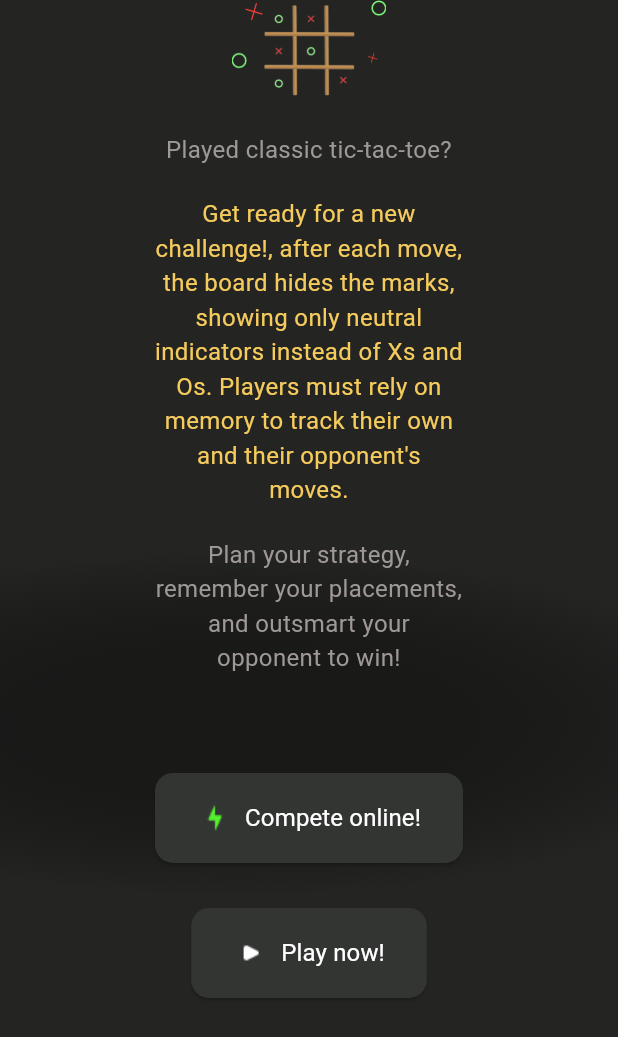
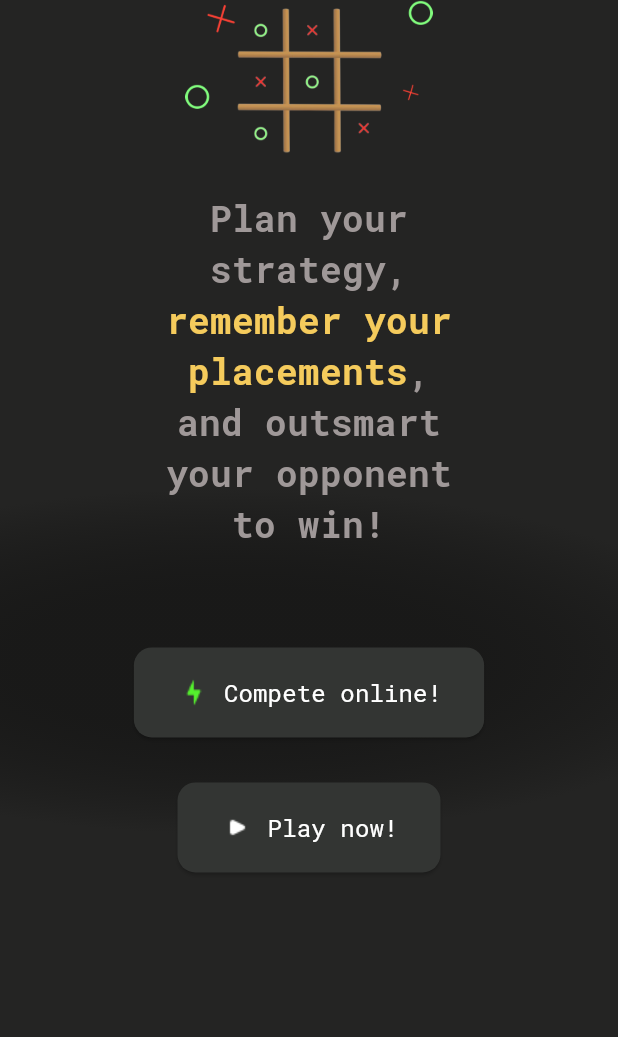
Before and after one commit to UnHired-Coder/BlindsPlay, a Flutter app: the HomePage screen opened directly, on a phone screen of 412 x 824 dp. Shown: the top 1037 px of the screen. Run offline on Flutter 3.47's test engine with Material 3 defaults, Android fonts, the phone set to English and light mode, and no system bars; our stand-ins replace audioplayers, equatable, flutter_bloc; Roboto replaces fonts that are missing (Itim).

Commit message:
Fonts Setup

```diff
--- a/lib/config/constants.dart
+++ b/lib/config/constants.dart
@@ -7,4 +7,6 @@ class AppConstants {
   static const int delayToHide = 500;
   static const int waitingToStartTime = 1;
   static const int refreshPlaceholdersDuration = 3;
+
+  static const String fontFamily1 = "RobotoMono";
 }
--- a/lib/presentation/ui/sections/game_rules_section.dart
+++ b/lib/presentation/ui/sections/game_rules_section.dart
@@ -1,44 +1,43 @@
-import 'package:blindsplay/config/screen_size.dart';
 import 'package:flutter/cupertino.dart';
 
 import '../../../config/colors.dart';
 import '../../../config/text_styles.dart';
 
 Widget GameRulesSection() {
+  return LayoutBuilder(builder: (context, constraints) {
     return Row(
       mainAxisSize: MainAxisSize.min,
       children: [
         Container(
+          width: constraints.maxWidth / 2,
           padding: const EdgeInsets.symmetric(vertical: 5),
-          width: ScreenSize.screenWidth / 2,
           child: Column(
             children: [
-              Text(
-                "Played classic tic-tac-toe?",
+              Text.rich(
+                TextSpan(
+                  text: "Plan your strategy, ",
+                  style: AppTextStyles.heading3
+                      .copyWith(color: const Color(0xFF9F9898)),
+                  children: [
+                    TextSpan(
+                      text: "remember your placements",
+                      style: AppTextStyles.heading3
+                          .copyWith(color: AppColors.accent),
+                    ),
+                    TextSpan(
+                      text: ", and outsmart your opponent to win!",
+                      style: AppTextStyles.heading3
+                          .copyWith(color: const Color(0xFF9F9898)),
+                    ),
+                  ],
+                ),
                 textAlign: TextAlign.center,
-                style: AppTextStyles.bodyText
-                    .copyWith(color: const Color(0xFF9F9898)),
                 softWrap: true,
               ),
-              const SizedBox(height: 20),
-              Text(
-                "Get ready for a new challenge!, after each move, the board hides the marks, showing only neutral indicators"
-                    " instead of Xs and Os. Players must rely on memory to track their own and their opponent's moves.",
-                textAlign: TextAlign.center,
-                style: AppTextStyles.bodyText
-                    .copyWith(color: AppColors.accent),
-                softWrap: true,
+            ],
           ),
-              const SizedBox(height: 20),
-              Text(
-                "Plan your strategy, remember your placements, and outsmart your opponent to win!",
-                textAlign: TextAlign.center,
-                style: AppTextStyles.bodyText
-                    .copyWith(color: const Color(0xFF9F9898)),
-                softWrap: true,
-              )
-            ],
-          )),
+        ),
       ],
     );
+  });
 }
--- a/lib/presentation/ui/sections/home_screen_banner.dart
+++ b/lib/presentation/ui/sections/home_screen_banner.dart
@@ -2,14 +2,16 @@ import 'package:blindsplay/config/screen_size.dart';
 import 'package:flutter/material.dart';
 
 Widget HomeScreenBanner() {
+  return LayoutBuilder(builder: (context, constraints) {
     return Row(
       mainAxisSize: MainAxisSize.max,
       mainAxisAlignment: MainAxisAlignment.center,
       children: [
         Image(
           image: const AssetImage('assets/tic_tac_toe_anim.png'),
-        width: ScreenSize.screenWidth / 4,
+          width: constraints.maxWidth / 2.5,
         ),
       ],
     );
+  });
 }
--- a/lib/presentation/ui/widgets/base_cta_ui.dart
+++ b/lib/presentation/ui/widgets/base_cta_ui.dart
@@ -10,6 +10,6 @@ Widget BaseCtaUi({
   return RoundedCornerButton(
     text: text,                 // Use the passed text
     icon: AssetImage(icon),     // Convert the string to AssetImage
-    onPressed: onTap,           // Use the passed onTap function
+    onPressed: onTap, // Use the passed onTap function
   );
 }
--- a/lib/presentation/ui/widgets/gameboard/active_game_board.dart
+++ b/lib/presentation/ui/widgets/gameboard/active_game_board.dart
@@ -1,6 +1,4 @@
-import 'package:blindsplay/config/spacing.dart';
 import 'package:flutter/cupertino.dart';
-import 'package:flutter/foundation.dart';
 
 import '../../../../config/colors.dart';
 import '../../../../config/constants.dart';
--- a/lib/presentation/ui/widgets/rounded_corner_cta_button.dart
+++ b/lib/presentation/ui/widgets/rounded_corner_cta_button.dart
@@ -1,6 +1,7 @@
 import 'package:flutter/material.dart';
 
 import '../../../config/colors.dart';
+import '../../../config/constants.dart';
 
 class RoundedCornerButton extends StatelessWidget {
   final String text;
@@ -38,10 +39,9 @@ class RoundedCornerButton extends StatelessWidget {
           Text(
             text,
             style: TextStyle(
-              fontSize: 16, // Text size
-              fontWeight: FontWeight.w400,
-              fontFamily: 'Itim', // Specify the font family if needed
-            ),
+                fontSize: 16, // Text size
+                fontWeight: FontWeight.w400,
+                fontFamily:  AppConstants.fontFamily1),
           ),
         ],
       ),
--- a/pubspec.yaml
+++ b/pubspec.yaml
@@ -80,6 +80,11 @@ flutter:
   # "family" key with the font family name, and a "fonts" key with a
   # list giving the asset and other descriptors for the font. For
   # example:
+
+  fonts:
+    - family: RobotoMono
+      fonts:
+        - asset: fonts/static/RobotoMono-VariableFont_wght.ttf
   # fonts:
   #   - family: Schyler
   #     fonts:
```
Also changed, not shown: lib/config/button_styles.dart (+29 -7 lines), lib/config/text_styles.dart (+21 -28 lines), lib/presentation/screens/game/game_page.dart (+18 -7 lines), lib/presentation/ui/widgets/customer_nav_item_ui.dart (+6 -3 lines), fonts/static/RobotoMono-VariableFont_wght.ttf (added). Lines whose indentation alone changed are shown as unchanged.
